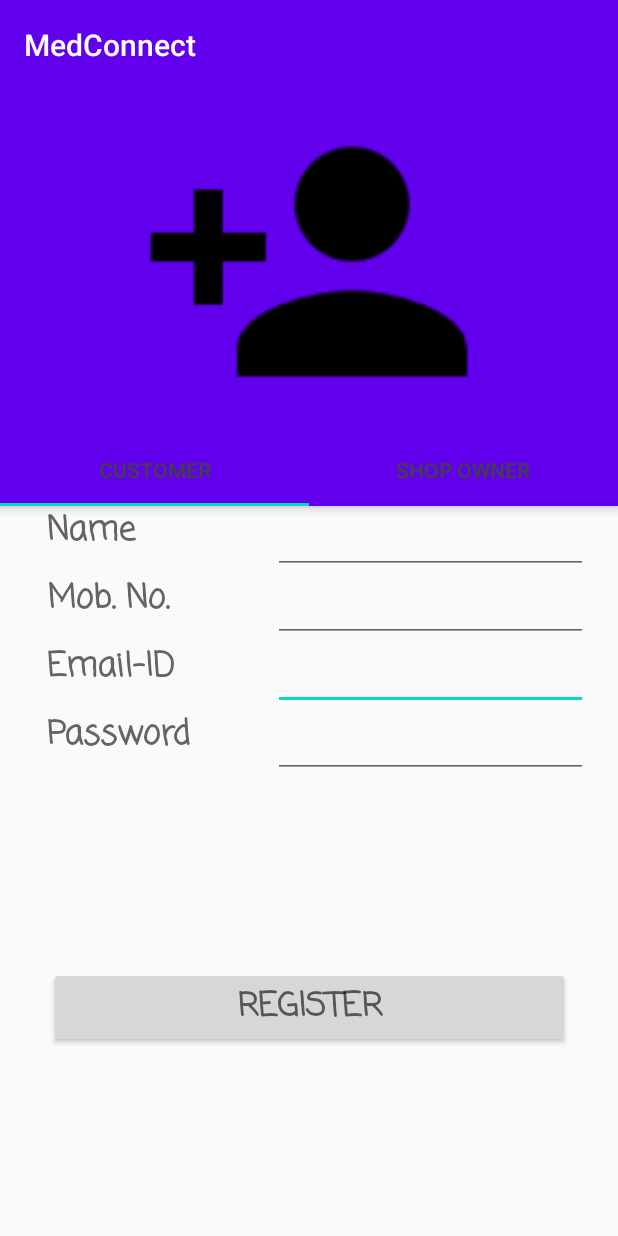
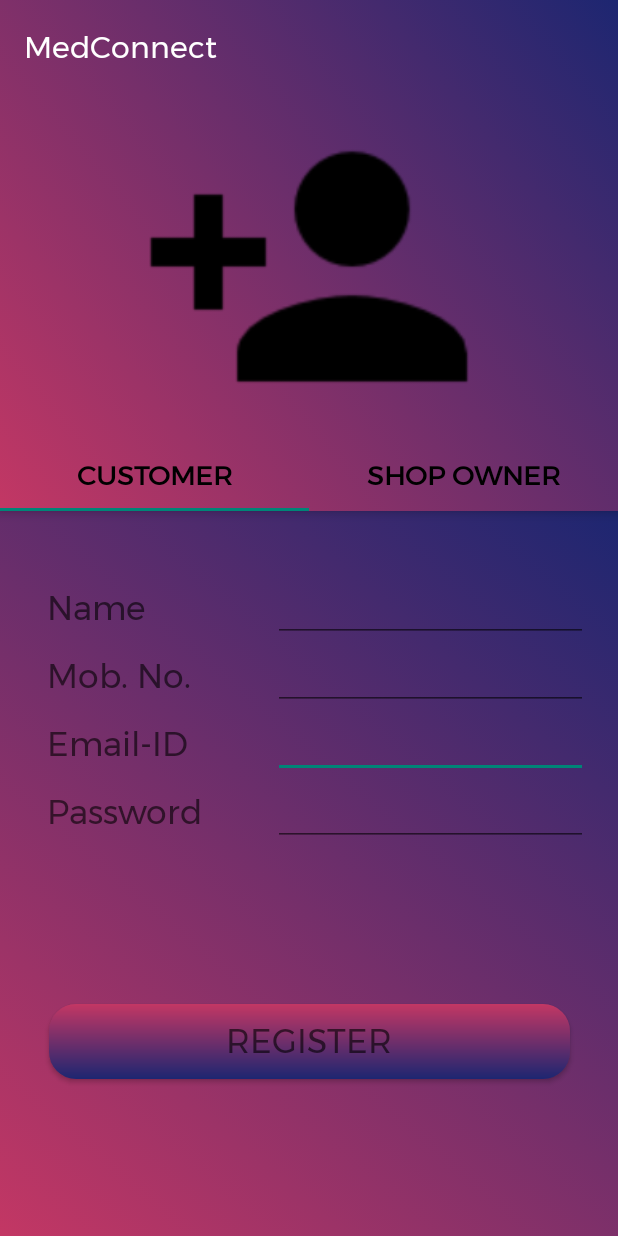
Before and after one commit to shobhi1310/MedConnect, an Android app: the CustomerFragment screen opened directly, with no data from a screen before it, on a phone screen of 412 x 824 dp. Run offline under Robolectric (Android 15) with nearby library versions, the phone set to English and light mode, and no system bars.

Commit message:
Sign Up Page Complete

```diff
--- /dev/null
+++ b/app/src/main/res/drawable/background.xml
@@ -0,0 +1,12 @@
+<?xml version="1.0" encoding="utf-8"?>
+<selector xmlns:android="http://schemas.android.com/apk/res/android">
+    <item>
+        <shape>
+            <gradient
+                android:angle="45"
+                android:type="linear"
+                android:startColor="#C33764"
+                android:endColor="#1D2671" />
+        </shape>
+    </item>
+</selector>
--- /dev/null
+++ b/app/src/main/res/drawable/register_button.xml
@@ -0,0 +1,13 @@
+<?xml version="1.0" encoding="utf-8"?>
+<shape xmlns:android="http://schemas.android.com/apk/res/android"
+    android:shape="rectangle">
+
+    <gradient
+        android:angle="-45"
+        android:startColor="#C33764"
+        android:endColor="#1D2671" />
+
+    <corners
+        android:radius="18dp" />
+
+</shape>
--- a/app/src/main/res/layout/activity_sign_up.xml
+++ b/app/src/main/res/layout/activity_sign_up.xml
@@ -15,12 +15,14 @@
     <com.google.android.material.appbar.AppBarLayout
         android:layout_width="match_parent"
         android:layout_height="wrap_content"
+        android:background="@drawable/background"
         android:theme="@style/AppTheme.AppBarOverlay">
 
         <TextView
             android:id="@+id/title"
             android:layout_width="wrap_content"
             android:layout_height="wrap_content"
+            android:fontFamily="@font/montserrat"
             android:gravity="center"
             android:minHeight="?actionBarSize"
             android:padding="@dimen/appbar_padding"
@@ -38,21 +40,21 @@
             android:id="@+id/tabs"
             android:layout_width="match_parent"
             android:layout_height="wrap_content"
-            android:background="?attr/colorPrimary"
-            app:tabUnboundedRipple="false"
-            app:tabTextColor="@color/cardview_dark_background">
+            app:tabTextColor="@color/black"
+            app:tabTextAppearance="@style/TabTextItems"
+            app:tabUnboundedRipple="false">
 
             <com.google.android.material.tabs.TabItem
-            android:text="@string/tab_text_1"
+                android:layout_width="wrap_content"
                 android:layout_height="wrap_content"
-            android:layout_width="wrap_content"
-            android:icon="@drawable/baseline_person_black_18dp"/>
+                android:icon="@mipmap/baseline_person_black_18dp"
+                android:text="@string/tab_text_1" />
 
             <com.google.android.material.tabs.TabItem
-            android:text="@string/tab_text_2"
+                android:layout_width="wrap_content"
                 android:layout_height="wrap_content"
-            android:layout_width="wrap_content"
-            android:icon="@drawable/baseline_storefront_black_18dp"/>
+                android:icon="@mipmap/baseline_storefront_black_18dp"
+                android:text="@string/tab_text_2" />
 
         </com.google.android.material.tabs.TabLayout>
 
--- a/app/src/main/res/layout/customer_fragment.xml
+++ b/app/src/main/res/layout/customer_fragment.xml
@@ -4,18 +4,19 @@
     xmlns:tools="http://schemas.android.com/tools"
     android:layout_width="match_parent"
     android:layout_height="400dp"
-    android:layout_gravity="bottom">
+    android:layout_gravity="bottom"
+    android:background="@drawable/background">
 
     <Button
         android:id="@+id/customerRegister"
         android:layout_width="347dp"
-        android:layout_height="wrap_content"
+        android:layout_height="50dp"
         android:layout_margin="100dp"
-        android:fontFamily="casual"
+        android:background="@drawable/register_button"
+        android:fontFamily="@font/montserrat"
         android:text="REGISTER"
         android:textAppearance="@style/TextAppearance.AppCompat.Medium"
         android:textSize="22sp"
-        android:textStyle="bold"
         app:layout_constraintBottom_toBottomOf="parent"
         app:layout_constraintEnd_toEndOf="parent"
         app:layout_constraintStart_toStartOf="parent"
@@ -45,11 +46,12 @@
         android:id="@+id/customerName"
         android:layout_width="210dp"
         android:layout_height="wrap_content"
+        android:layout_marginTop="42dp"
         android:layout_marginEnd="20dp"
         android:ems="10"
         android:inputType="textPersonName"
         app:layout_constraintEnd_toEndOf="parent"
-        tools:layout_editor_absoluteY="49dp"
+        app:layout_constraintTop_toTopOf="parent"
         tools:ignore="MissingConstraints" />
 
     <EditText
@@ -68,11 +70,10 @@
         android:layout_height="43dp"
         android:layout_marginStart="20dp"
         android:layout_marginTop="2dp"
-        android:fontFamily="casual"
+        android:fontFamily="@font/montserrat"
         android:text="Email-ID"
         android:textAppearance="@style/TextAppearance.AppCompat.Medium"
         android:textSize="22sp"
-        android:textStyle="bold"
         app:layout_constraintEnd_toStartOf="@+id/customerEmail"
         app:layout_constraintStart_toStartOf="parent"
         app:layout_constraintTop_toBottomOf="@+id/textView2" />
@@ -83,11 +84,10 @@
         android:layout_height="43dp"
         android:layout_marginStart="20dp"
         android:layout_marginTop="2dp"
-        android:fontFamily="casual"
+        android:fontFamily="@font/montserrat"
         android:text="Password"
         android:textAppearance="@style/TextAppearance.AppCompat.Medium"
         android:textSize="22sp"
-        android:textStyle="bold"
         app:layout_constraintEnd_toStartOf="@+id/customerPassword"
         app:layout_constraintStart_toStartOf="parent"
         app:layout_constraintTop_toBottomOf="@+id/textView4" />
@@ -97,15 +97,15 @@
         android:layout_width="140dp"
         android:layout_height="43dp"
         android:layout_marginStart="20dp"
-        android:fontFamily="casual"
+        android:layout_marginTop="48dp"
+        android:fontFamily="@font/montserrat"
         android:text="Name"
         android:textAppearance="@style/TextAppearance.AppCompat.Medium"
         android:textSize="22sp"
-        android:textStyle="bold"
         app:layout_constraintEnd_toStartOf="@+id/customerName"
         app:layout_constraintStart_toStartOf="parent"
-        tools:ignore="MissingConstraints"
-        tools:layout_editor_absoluteY="53dp" />
+        app:layout_constraintTop_toTopOf="parent"
+        tools:ignore="MissingConstraints" />
 
     <TextView
         android:id="@+id/textView2"
@@ -113,11 +113,10 @@
         android:layout_height="43dp"
         android:layout_marginStart="20dp"
         android:layout_marginTop="2dp"
-        android:fontFamily="casual"
+        android:fontFamily="@font/montserrat"
         android:text="Mob. No."
         android:textAppearance="@style/TextAppearance.AppCompat.Medium"
         android:textSize="22sp"
-        android:textStyle="bold"
         app:layout_constraintEnd_toStartOf="@+id/customerMobile"
         app:layout_constraintStart_toStartOf="parent"
         app:layout_constraintTop_toBottomOf="@+id/textView3" />
--- a/app/src/main/res/values/colors.xml
+++ b/app/src/main/res/values/colors.xml
@@ -2,6 +2,8 @@
 <resources>
     <color name="colorPrimary">#6200EE</color>
     <color name="colorPrimaryDark">#3700B3</color>
-    <color name="colorAccent">#03DAC5</color>
+    <color name="colorAccent">@color/white</color>
     <color name="white">#FFFFFF</color>
+    <color name="black">#000000</color>
+    <color name="background">#9C27B0</color>
 </resources>
--- a/app/src/main/res/values/styles.xml
+++ b/app/src/main/res/values/styles.xml
@@ -2,9 +2,10 @@
     <!-- Base application theme. -->
     <style name="AppTheme" parent="Theme.AppCompat.Light.DarkActionBar">
         <!-- Customize your theme here. -->
-        <item name="colorPrimary">@color/colorPrimary</item>
-        <item name="colorPrimaryDark">@color/colorPrimaryDark</item>
-        <item name="colorAccent">@color/colorAccent</item>
+        <item name="background">@drawable/background</item>
+<!--        <item name="colorPrimary">@color/white</item>-->
+<!--        <item name="colorPrimaryDark">@color/colorPrimaryDark</item>-->
+<!--        <item name="colorAccent">@color/colorAccent</item>-->
     </style>
 
     <style name="AppTheme.NoActionBar">
@@ -21,4 +22,13 @@
         <item name="titleTextColor">@color/white</item>
     </style>
 
+    <style name="TabTextItems">
+        <item name="android:fontFamily">@font/montserrat</item>
+        <item name="background">@drawable/background</item>
+        <item name="tabBackground">@drawable/background</item>
+        <item name="android:textColor">@color/black</item>
+        <item name="android:textSize">18sp</item>
+        <item name="android:textStyle">bold</item>
+    </style>
+
 </resources>
```
Also changed, not shown: app/src/main/res/layout/shop_owner_fragment.xml (+93 -92 lines), app/src/main/res/font/montserrat.ttf (added), app/src/main/res/mipmap-hdpi/baseline_person_black_18dp.png (renamed from app/src/main/res/drawable-v24/baseline_person_black_18dp.png), app/src/main/res/mipmap-hdpi/baseline_storefront_black_18dp.png (renamed from app/src/main/res/drawable-v24/baseline_storefront_black_18dp.png). Lines whose indentation alone changed are shown as unchanged.
